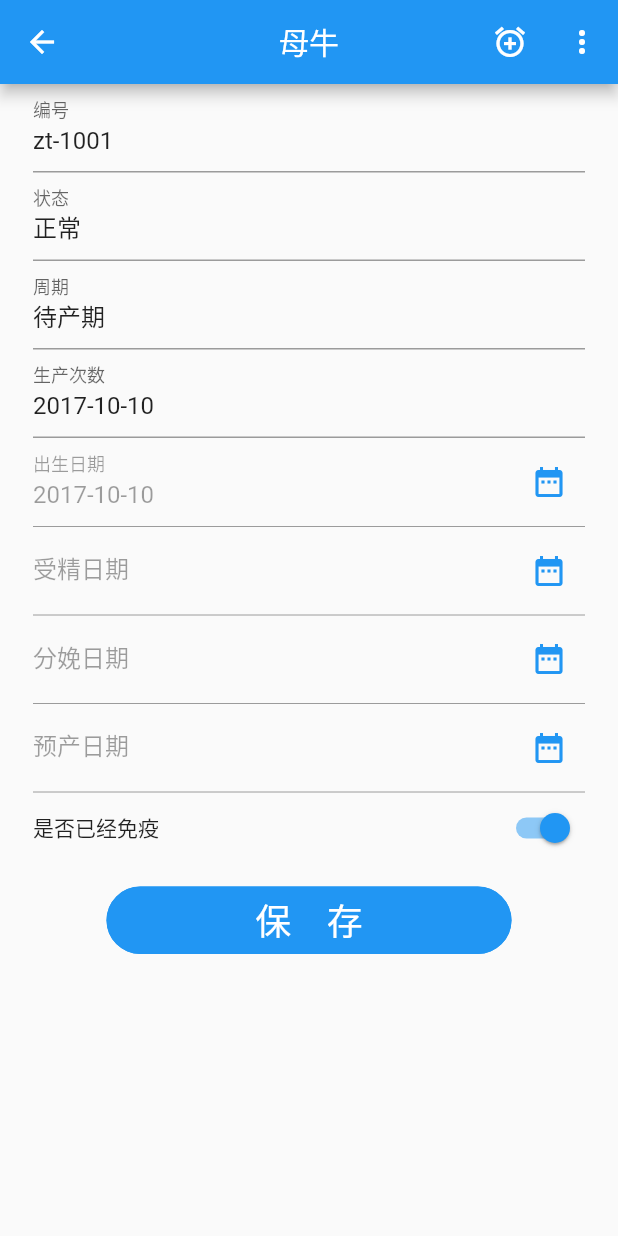
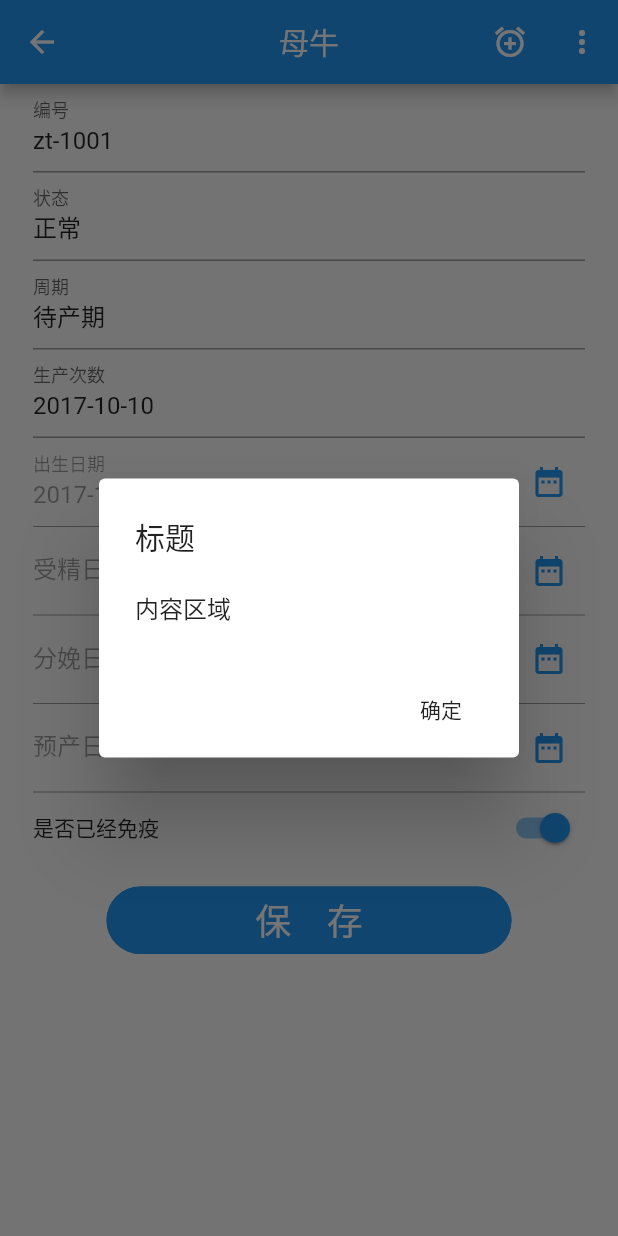
Before and after one commit to fivem/flutter_shiniu, a Flutter app: the CowFormPage screen opened directly, after a tap on an icon or button, on a phone screen of 412 x 824 dp. Run offline on Flutter 3.47's test engine with Material 2 defaults, Android fonts, the phone set to English and light mode, and no system bars; our stand-ins replace date_format, dio, sqflite; missing offline and left inert: mock_web_server; accounts and stored records are empty.

```diff
--- a/lib/main/producePage/dao/waitingParturitionDao.dart
+++ b/lib/main/producePage/dao/waitingParturitionDao.dart
@@ -15,9 +15,12 @@ class WaitingParturitionDao{
   }
 
   insert(CowEntity cowEntity) async{
-    var id = await handler.insert("insert into pdt_cow values('"+cowEntity.pkid+"','"+cowEntity.cowCode+"','"+
-        cowEntity.state+"','"+cowEntity.period+"','"+cowEntity.birthDay+"',"+cowEntity.birthCount.toString()+",'"
-        +cowEntity.fertilizationDate+"','"+cowEntity.childbirthDate+"','"+cowEntity.EDC+"',"+cowEntity.immuno.toString()+",'"+cowEntity.remark+"','"+cowEntity.createDate+"','"+cowEntity.createUser+"',"+cowEntity.deleteFlag.toString()+")");
+    String sql = "insert into pdt_cow values('${cowEntity.pkid}','${cowEntity.cowCode}',"
+        "'${cowEntity.state}','${cowEntity.period}','${cowEntity.birthDay}',${cowEntity.birthCount.toString()},'"
+        "${cowEntity.fertilizationDate}','${cowEntity.childbirthDate}','"
+        "${cowEntity.EDC}',${cowEntity.immuno.toString()},'${cowEntity.remark}','${cowEntity.createDate}','"
+        "${cowEntity.createUser}',${cowEntity.deleteFlag.toString()})";
+    var id = await handler.insert(sql);
     return id;
   }
 
@@ -27,7 +30,7 @@ class WaitingParturitionDao{
       condition = " where 1=1 ";
       if(cow.cowCode!='' && cow.cowCode!=null){
         condition += " and ";
-        condition += " cow_code = '"+cow.cowCode+"'";
+        condition += " cow_code = '${cow.cowCode}'";
       }
     }
     var result = await handler.query("select * from pdt_cow" +condition);
--- a/lib/main/producePage/productDetailPage/cowFormPage.dart
+++ b/lib/main/producePage/productDetailPage/cowFormPage.dart
@@ -3,6 +3,7 @@ import 'package:date_format/date_format.dart';
 import 'package:flutter/material.dart';
 import 'package:flutter_shiniu/common/utils/datePicker.dart';
 import 'package:flutter_shiniu/main/commonAppBar.dart';
+import 'package:flutter_shiniu/main/producePage/dao/waitingParturitionDao.dart';
 import 'package:flutter_shiniu/main/producePage/entity/cowEntity.dart';
 
 class CowFormPage extends StatefulWidget {
@@ -128,11 +129,26 @@ class _CowFormPageState extends State<CowFormPage> {
                    highlightElevation:0,
                   disabledElevation:0,
                     shape: StadiumBorder(side: BorderSide(color:Colors.blue)),
-                    onPressed: (){
+                    onPressed: ()async{
                       if(_formKey.currentState.validate()){
                         _formKey.currentState.save();
                       }
-
+                      var id = await WaitingParturitionDao().insert(cowEntity);
+                      if(id>0){
+                        showDialog(
+                            context: context,
+                            child: new AlertDialog(
+                              title: new Text("标题"),
+                              content: new Text("内容区域"),
+                              actions: <Widget>[
+                                new FlatButton(
+                                    onPressed: () {
+                                      Navigator.of(context).pop();
+                                    },
+                                    child: new Text("确定")),
+                              ],
+                            ));
+                      }
                    }
                 ),
               )
```
Also changed, not shown: lib/main/producePage/productDetailPage/waitingParturition.dart (+7 -0 lines), pubspec.lock.
